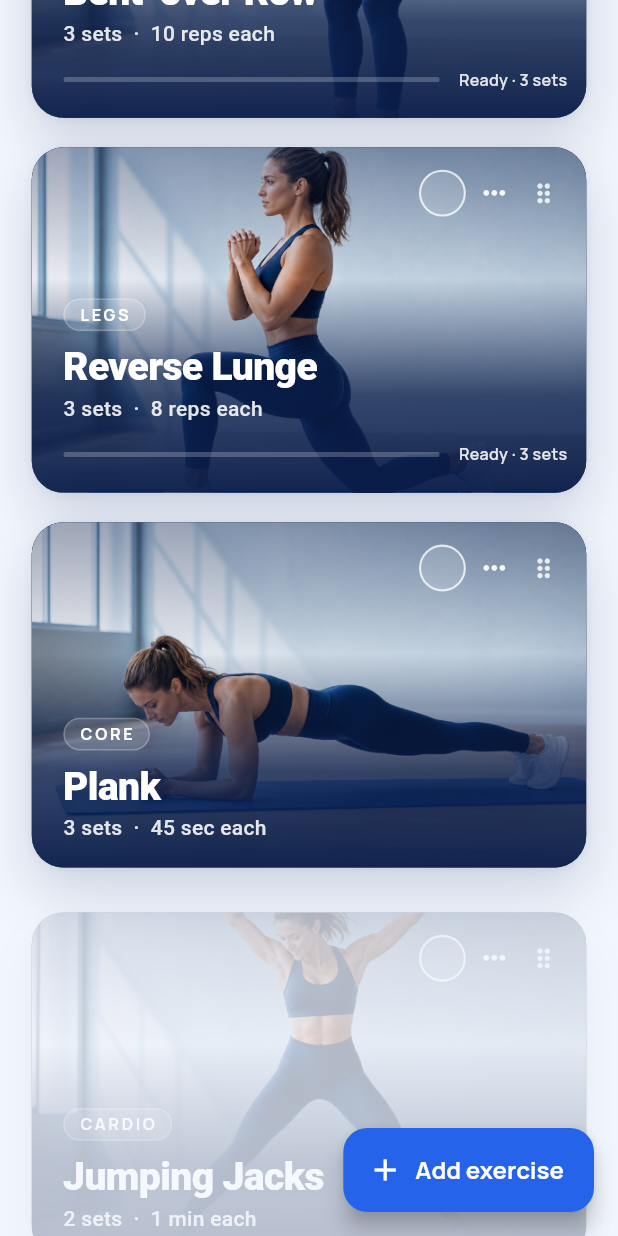
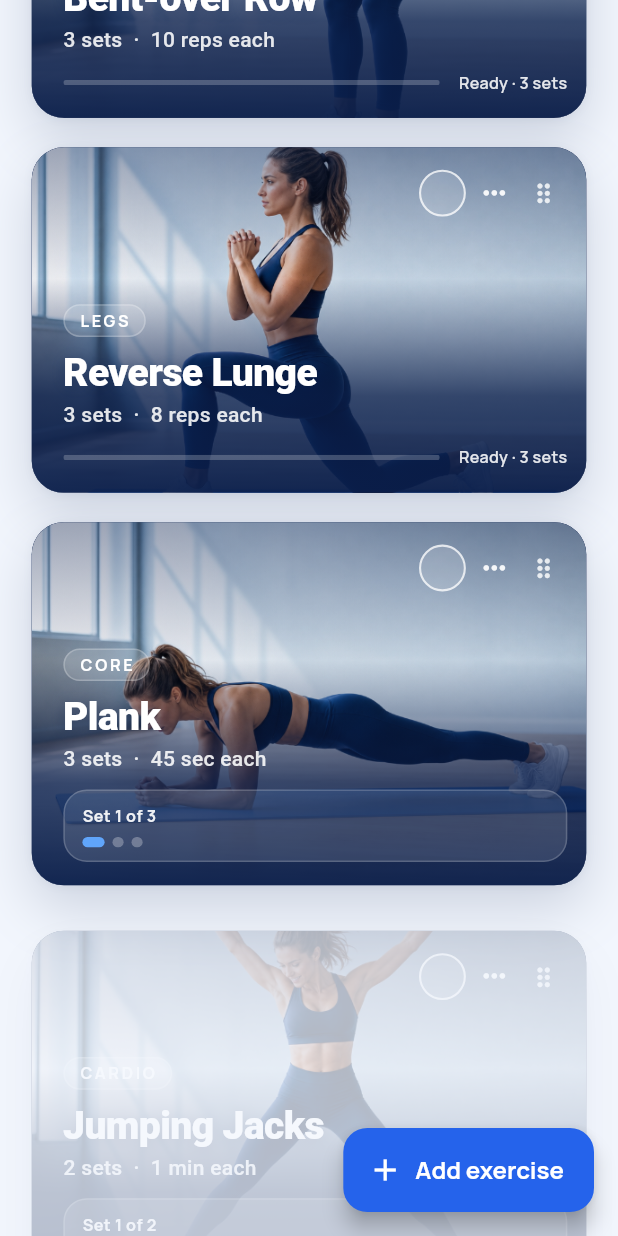
Before and after one commit to mohammedSaleh11/TrainInBlue, a Flutter app: the WorkoutHomeScreen screen opened directly, scrolled down 1152 dp, on a phone screen of 412 x 824 dp. Run offline on Flutter 3.47's test engine with Material 3 defaults, Android fonts, the phone set to English and light mode, and no system bars; our stand-ins replace equatable, flutter_bloc, flutter_screenutil, shared_preferences; accounts and stored records are empty.

Commit message:
Show live exercise timers on workout cards and detail.
Co-authored-by: Cursor <cursoragent@cursor.com>

```diff
--- a/lib/Core/constants/app_strings.dart
+++ b/lib/Core/constants/app_strings.dart
@@ -151,6 +151,8 @@ class AppStrings {
   static const String timerFinishLastSet = 'Finish last set';
   static const String timerRemainingLabel = 'Remaining';
 
+  static String timerRunningLabel(String clock) => '$clock left';
+
   static String timerSetLabel(int current, int total) {
     if (total <= 0) return 'No sets';
     if (current > total) return 'All $total sets done';
--- a/lib/components/cards/exercise_card.dart
+++ b/lib/components/cards/exercise_card.dart
@@ -4,6 +4,7 @@ import 'package:flutter_screenutil/flutter_screenutil.dart';
 import '../../Core/Utils/duration_formatter.dart';
 import '../../Core/constants/app_strings.dart';
 import '../../Core/constants/colors.dart';
+import '../../data/models/active_exercise_timer.dart';
 import '../../data/models/exercise.dart';
 import '../../data/models/exercise_target_type.dart';
 import 'exercise_card_parts.dart';
@@ -19,6 +20,7 @@ class ExerciseCard extends StatelessWidget {
     required this.onOpen,
     required this.onEdit,
     required this.onDelete,
+    this.activeTimer,
   });
 
   final Exercise exercise;
@@ -27,6 +29,7 @@ class ExerciseCard extends StatelessWidget {
   final VoidCallback onOpen;
   final VoidCallback onEdit;
   final VoidCallback onDelete;
+  final ActiveExerciseTimer? activeTimer;
 
   String get _metaLabel {
     final String setsLabel = AppStrings.exerciseSetsLabel(exercise.sets);
@@ -80,6 +83,7 @@ class ExerciseCard extends StatelessWidget {
               category: exercise.category,
               metaLabel: _metaLabel,
               onToggleCompletion: onToggleCompletion,
+              activeTimer: activeTimer,
               actions: ExerciseCardHeroActions(
                 exercise: exercise,
                 reorderIndex: reorderIndex,
--- /dev/null
+++ b/lib/components/cards/exercise_card_live_timer.dart
@@ -0,0 +1,173 @@
+import 'package:flutter/material.dart';
+import 'package:flutter_screenutil/flutter_screenutil.dart';
+
+import '../../Core/constants/app_strings.dart';
+import '../../Core/constants/colors.dart';
+import '../../data/models/active_exercise_timer.dart';
+
+/// Modern live timer strip for duration exercises on the home card.
+class ExerciseCardLiveTimer extends StatelessWidget {
+  const ExerciseCardLiveTimer({
+    super.key,
+    required this.completedSets,
+    required this.totalSets,
+    this.activeTimer,
+  });
+
+  final int completedSets;
+  final int totalSets;
+  final ActiveExerciseTimer? activeTimer;
+
+  bool get _allDone => totalSets > 0 && completedSets >= totalSets;
+  int get _currentSet => (completedSets + 1).clamp(1, totalSets);
+
+  bool get _timerActive {
+    final ActiveExerciseTimer? timer = activeTimer;
+    return timer != null &&
+        (timer.isRunning || timer.hasStarted || timer.isFinished);
+  }
+
+  @override
+  Widget build(BuildContext context) {
+    final TextTheme textTheme = Theme.of(context).textTheme;
+    final ActiveExerciseTimer? timer = activeTimer;
+    final bool live = _timerActive && timer != null && !_allDone;
+
+    return DecoratedBox(
+      decoration: BoxDecoration(
+        color: AppColorPalette.textOnDark.withValues(alpha: 0.12),
+        borderRadius: BorderRadius.circular(16.r),
+        border: Border.all(
+          color: AppColorPalette.textOnDark.withValues(alpha: 0.18),
+        ),
+      ),
+      child: Padding(
+        padding: EdgeInsetsDirectional.fromSTEB(12.w, 10.h, 12.w, 10.h),
+        child: Row(
+          children: <Widget>[
+            if (live) ...<Widget>[
+              _MiniRing(progress: timer.consumed, running: timer.isRunning),
+              SizedBox(width: 10.w),
+              Text(
+                timer.clockLabel,
+                style: textTheme.titleMedium?.copyWith(
+                  color: AppColorPalette.textOnDark,
+                  fontWeight: FontWeight.w800,
+                  letterSpacing: 0.6,
+                  fontFeatures: const <FontFeature>[
+                    FontFeature.tabularFigures(),
+                  ],
+                ),
+              ),
+              SizedBox(width: 10.w),
+              Container(
+                width: 1,
+                height: 18.h,
+                color: AppColorPalette.textOnDark.withValues(alpha: 0.22),
+              ),
+              SizedBox(width: 10.w),
+            ],
+            Expanded(
+              child: Column(
+                crossAxisAlignment: CrossAxisAlignment.start,
+                children: <Widget>[
+                  Text(
+                    _allDone
+                        ? AppStrings.setsTrackedLabel(completedSets, totalSets)
+                        : AppStrings.timerSetLabel(_currentSet, totalSets),
+                    style: textTheme.labelSmall?.copyWith(
+                      color: AppColorPalette.textOnDark.withValues(alpha: 0.92),
+                      fontWeight: FontWeight.w700,
+                      letterSpacing: 0.3,
+                      fontSize: 11.sp,
+                    ),
+                  ),
+                  SizedBox(height: 6.h),
+                  _SetDots(total: totalSets, done: completedSets),
+                ],
+              ),
+            ),
+            if (live && timer.isRunning)
+              Icon(
+                Icons.graphic_eq_rounded,
+                size: 16.r,
+                color: AppColorPalette.skyBlue,
+              ),
+          ],
+        ),
+      ),
+    );
+  }
+}
+
+class _MiniRing extends StatelessWidget {
+  const _MiniRing({required this.progress, required this.running});
+
+  final double progress;
+  final bool running;
+
+  @override
+  Widget build(BuildContext context) {
+    return SizedBox(
+      width: 28.r,
+      height: 28.r,
+      child: Stack(
+        alignment: Alignment.center,
+        children: <Widget>[
+          CircularProgressIndicator(
+            value: 1,
+            strokeWidth: 2.5,
+            color: AppColorPalette.textOnDark.withValues(alpha: 0.18),
+          ),
+          CircularProgressIndicator(
+            value: progress.clamp(0, 1),
+            strokeWidth: 2.5,
+            color: running
+                ? AppColorPalette.skyBlue
+                : AppColorPalette.textOnDark,
+            strokeCap: StrokeCap.round,
+          ),
+          Icon(
+            running ? Icons.play_arrow_rounded : Icons.pause_rounded,
+            size: 12.r,
+            color: AppColorPalette.textOnDark,
+          ),
+        ],
+      ),
+    );
+  }
+}
+
+class _SetDots extends StatelessWidget {
+  const _SetDots({required this.total, required this.done});
+
+  final int total;
+  final int done;
+
+  @override
+  Widget build(BuildContext context) {
+    final int count = total.clamp(0, 8);
+    return Row(
+      children: List<Widget>.generate(count, (int index) {
+        final bool filled = index < done;
+        final bool current = index == done && done < total;
+        return Padding(
+          padding: EdgeInsetsDirectional.only(end: index == count - 1 ? 0 : 5.w),
+          child: AnimatedContainer(
+            duration: const Duration(milliseconds: 220),
+            width: current ? 14.w : 7.w,
+            height: 7.h,
+            decoration: BoxDecoration(
+              borderRadius: BorderRadius.circular(999),
+              color: filled || current
+                  ? (filled
+                        ? AppColorPalette.textOnDark
+                        : AppColorPalette.skyBlue)
+                  : AppColorPalette.textOnDark.withValues(alpha: 0.28),
+            ),
+          ),
+        );
+      }),
+    );
+  }
+}
--- a/lib/components/cards/exercise_card_parts.dart
+++ b/lib/components/cards/exercise_card_parts.dart
@@ -2,10 +2,12 @@ import 'package:flutter/material.dart';
 import 'package:flutter_screenutil/flutter_screenutil.dart';
 
 import '../../Core/constants/colors.dart';
+import '../../data/models/active_exercise_timer.dart';
 import '../../data/models/exercise.dart';
 import '../../data/models/exercise_target_type.dart';
 import '../../widgets/exercise_image_hero.dart';
 import 'exercise_card_controls.dart';
+import 'exercise_card_live_timer.dart';
 
 /// Quiet editorial hero — photography first, restrained typography.
 class ExerciseCardHero extends StatelessWidget {
@@ -17,6 +19,7 @@ class ExerciseCardHero extends StatelessWidget {
     required this.metaLabel,
     required this.onToggleCompletion,
     required this.actions,
+    this.activeTimer,
   });
 
   final Exercise exercise;
@@ -25,15 +28,16 @@ class ExerciseCardHero extends StatelessWidget {
   final String metaLabel;
   final VoidCallback onToggleCompletion;
   final Widget actions;
+  final ActiveExerciseTimer? activeTimer;
 
   @override
   Widget build(BuildContext context) {
     final TextTheme textTheme = Theme.of(context).textTheme;
-    final bool showProgress =
-        exercise.targetType == ExerciseTargetType.repetitions;
+    final bool isDuration =
+        exercise.targetType == ExerciseTargetType.duration;
 
     return SizedBox(
-      height: 236.h,
+      height: isDuration ? 248.h : 236.h,
       child: Stack(
         fit: StackFit.expand,
         children: <Widget>[
@@ -59,7 +63,7 @@ class ExerciseCardHero extends StatelessWidget {
             ),
           ),
           Padding(
-            padding: EdgeInsetsDirectional.fromSTEB(20.w, 14.h, 12.w, 18.h),
+            padding: EdgeInsetsDirectional.fromSTEB(20.w, 14.h, 12.w, 16.h),
             child: Column(
               crossAxisAlignment: CrossAxisAlignment.start,
               children: <Widget>[
@@ -105,13 +109,18 @@ class ExerciseCardHero extends StatelessWidget {
                     height: 1.3,
                   ),
                 ),
-                if (showProgress) ...<Widget>[
-                  SizedBox(height: 14.h),
+                SizedBox(height: 12.h),
+                if (isDuration)
+                  ExerciseCardLiveTimer(
+                    completedSets: exercise.completedSets,
+                    totalSets: exercise.sets,
+                    activeTimer: activeTimer,
+                  )
+                else
                   ExerciseSetProgress(
                     completedSets: exercise.completedSets,
                     totalSets: exercise.sets,
                   ),
-                ],
               ],
             ),
           ),
--- a/lib/screens/workout/components/workout_exercise_tile.dart
+++ b/lib/screens/workout/components/workout_exercise_tile.dart
@@ -5,11 +5,12 @@ import 'package:flutter_screenutil/flutter_screenutil.dart';
 import '../../../Blocs/workout/workout_cubit.dart';
 import '../../../Blocs/workout/workout_state.dart';
 import '../../../components/cards/exercise_card.dart';
+import '../../../data/models/active_exercise_timer.dart';
 import '../../../data/models/exercise.dart';
 import '../../../widgets/staggered_entrance.dart';
 
-/// One reorderable row. Subscribes only to its own [Exercise] so siblings
-/// do not rebuild when another card's completion or set count changes.
+/// One reorderable row. Subscribes only to its own [Exercise] (and timer) so
+/// siblings do not rebuild when another card's completion or set count changes.
 class WorkoutExerciseTile extends StatelessWidget {
   const WorkoutExerciseTile({
     super.key,
@@ -33,21 +34,32 @@ class WorkoutExerciseTile extends StatelessWidget {
       child: StaggeredEntrance(
         remountKey: exerciseId,
         delay: StaggeredEntrance.delayForIndex(reorderIndex + 1),
-        child: BlocSelector<WorkoutCubit, WorkoutState, Exercise?>(
-          selector: (WorkoutState state) => state.exerciseById(exerciseId),
-          builder: (BuildContext context, Exercise? exercise) {
+        child: BlocSelector<WorkoutCubit, WorkoutState, _TileView?>(
+          selector: (WorkoutState state) {
+            final Exercise? exercise = state.exerciseById(exerciseId);
             if (exercise == null) {
+              return null;
+            }
+            return _TileView(
+              exercise: exercise,
+              timer: state.timerFor(exerciseId),
+            );
+          },
+          builder: (BuildContext context, _TileView? view) {
+            if (view == null) {
               return const SizedBox.shrink();
             }
             final WorkoutCubit cubit = context.read<WorkoutCubit>();
             return RepaintBoundary(
               child: ExerciseCard(
-                exercise: exercise,
+                exercise: view.exercise,
                 reorderIndex: reorderIndex,
-                onToggleCompletion: () => cubit.toggleCompletion(exercise.id),
-                onOpen: () => onOpen(exercise),
-                onEdit: () => onEdit(exercise),
-                onDelete: () => onDelete(exercise),
+                activeTimer: view.timer,
+                onToggleCompletion: () =>
+                    cubit.toggleCompletion(view.exercise.id),
+                onOpen: () => onOpen(view.exercise),
+                onEdit: () => onEdit(view.exercise),
+                onDelete: () => onDelete(view.exercise),
               ),
             );
           },
@@ -56,3 +68,20 @@ class WorkoutExerciseTile extends StatelessWidget {
     );
   }
 }
+
+class _TileView {
+  const _TileView({required this.exercise, required this.timer});
+
+  final Exercise exercise;
+  final ActiveExerciseTimer? timer;
+
+  @override
+  bool operator ==(Object other) {
+    return other is _TileView &&
+        other.exercise == exercise &&
+        other.timer == timer;
+  }
+
+  @override
+  int get hashCode => Object.hash(exercise, timer);
+}
```
Also changed, not shown: lib/screens/exercise_detail/components/duration_timer_body.dart (added, +83 -0 lines), lib/screens/exercise_detail/components/duration_timer_card.dart (+39 -89 lines), 1 other file.
